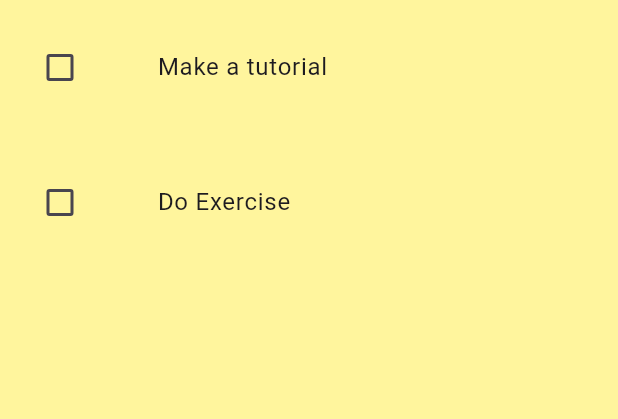
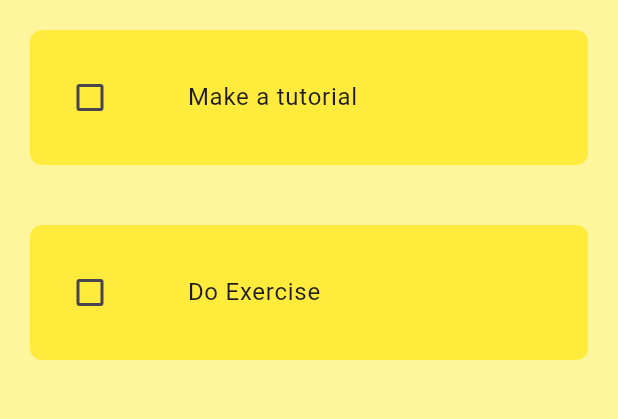
Before and after one commit to DanielLeke/To-Do-App, a Flutter app: the screen it shows after launch, on a phone screen of 412 x 824 dp, the part 84-503 px from its top. Run offline on Flutter 3.47's test engine with Material 3 defaults, Android fonts, the phone set to English and light mode, and no system bars.

Commit message:
Added some features to make it look more aesthetically pleasing to the user

```diff
--- a/lib/utilities/todo_tile.dart
+++ b/lib/utilities/todo_tile.dart
@@ -13,11 +13,28 @@ class ToDoTile extends StatelessWidget {
 
   @override
   Widget build(BuildContext context) {
-    return ListTile(
-      leading: Checkbox(value: value, onChanged: onChanged),
-      title: Padding(
-        padding: const EdgeInsets.all(25.0),
-        child: Text(title),
+    return Container(
+      margin: const EdgeInsets.all(20),
+      decoration: BoxDecoration(
+        color: Colors.yellow,
+        borderRadius: BorderRadius.circular(8),
+      ),
+      child: ListTile(
+        leading: Checkbox(
+          value: value,
+          onChanged: onChanged,
+          activeColor: Colors.green[200],
+        ),
+        title: Padding(
+          padding: const EdgeInsets.all(25.0),
+          child: Text(
+            title,
+            style: TextStyle(
+                decoration: value == true
+                    ? TextDecoration.lineThrough
+                    : TextDecoration.none),
+          ),
+        ),
       ),
     );
   }
```
